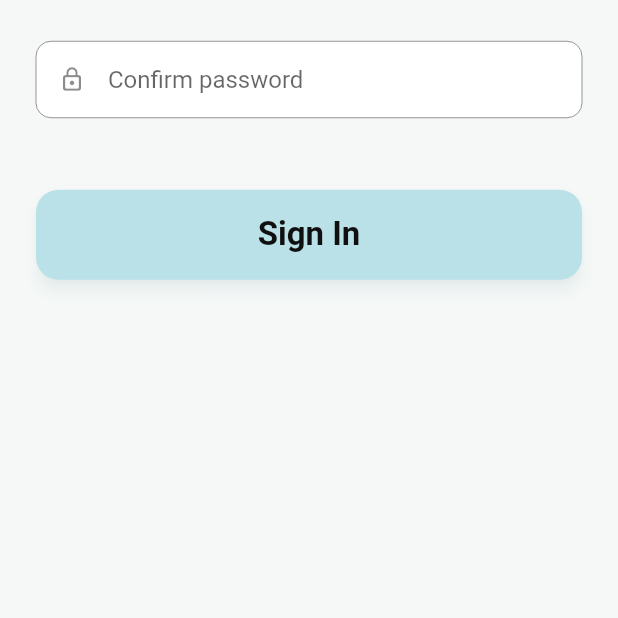
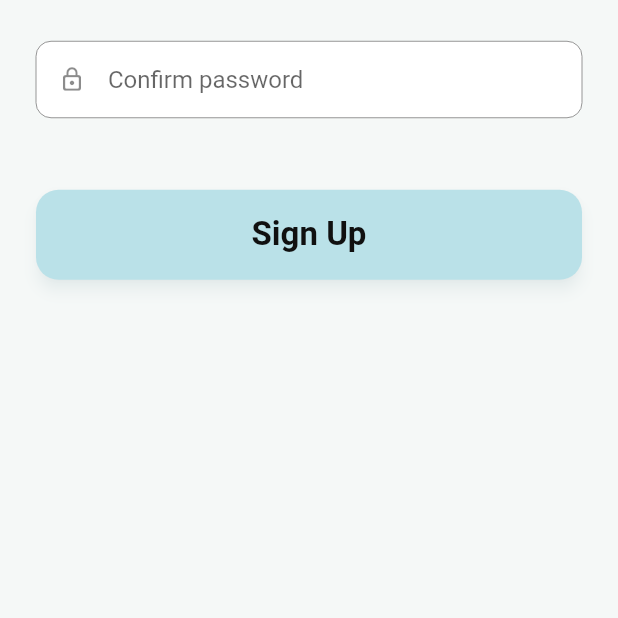
Before and after one commit to blyoha/audio-tour-builder, a Flutter app: the SignUpPage screen opened directly, on a phone screen of 412 x 824 dp, the part 618-1236 px from its top. Run offline on Flutter 3.47's test engine with Material 2 defaults, Android fonts, the phone set to English and light mode, and no system bars; our stand-ins replace cloud_firestore, equatable, file_picker, firebase_auth, firebase_core, firebase_storage and 7 more; accounts and stored records are empty; generated files the repository leaves out were written again.

Commit message:
Fixed button text.

```diff
--- a/lib/presentation/pages/auth/view/sign_up_page.dart
+++ b/lib/presentation/pages/auth/view/sign_up_page.dart
@@ -86,7 +86,7 @@ class _SignUpPageState extends State<SignUpPage> {
                 password: password.text,
               ));
             },
-            child: const Text('Sign In'),
+            child: const Text('Sign Up'),
           ),
         ],
       ),
```
